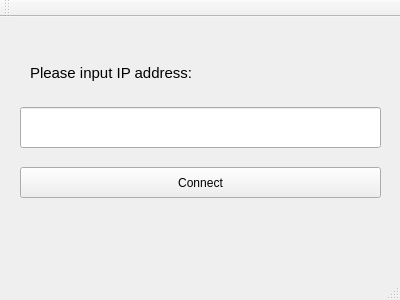
Above: Text Client/mainwindow.ui from HubertZhang/Asteriated-Grail before the change. Below: the same form after it.
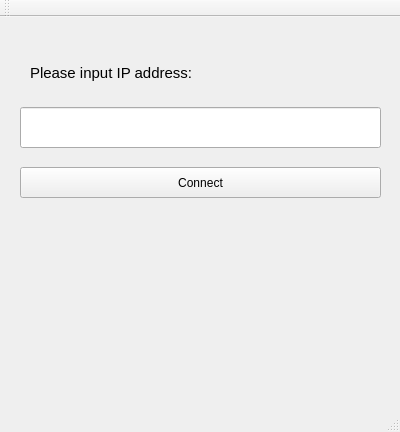
That is the form after the change.

What changed in the file:
```diff
--- a/Text Client/mainwindow.ui
+++ b/Text Client/mainwindow.ui
@@ -7,7 +7,7 @@
     <x>0</x>
     <y>0</y>
     <width>400</width>
-    <height>300</height>
+    <height>432</height>
    </rect>
   </property>
   <property name="windowTitle">
@@ -55,6 +55,19 @@
      <string>Please input IP address:</string>
     </property>
    </widget>
+   <widget class="QLabel" name="infoLabel">
+    <property name="geometry">
+     <rect>
+      <x>30</x>
+      <y>200</y>
+      <width>351</width>
+      <height>91</height>
+     </rect>
+    </property>
+    <property name="text">
+     <string/>
+    </property>
+   </widget>
   </widget>
   <widget class="QMenuBar" name="menuBar">
    <property name="geometry">
```
Left out of the diff: 2 changed lines with no effect on the pictures.
